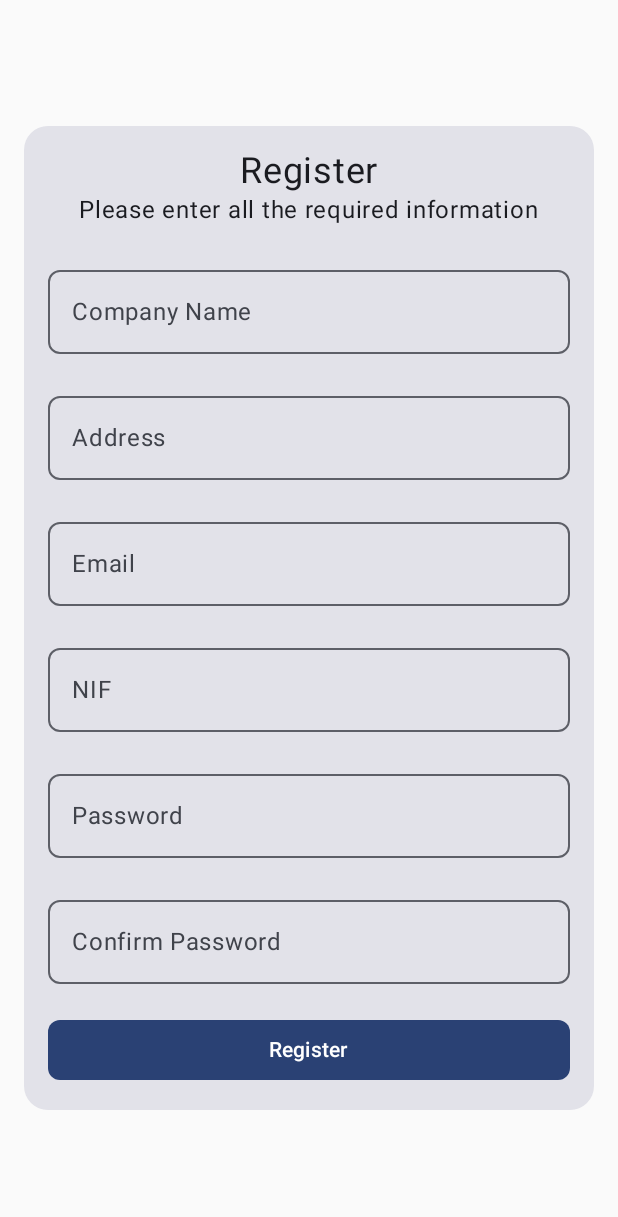
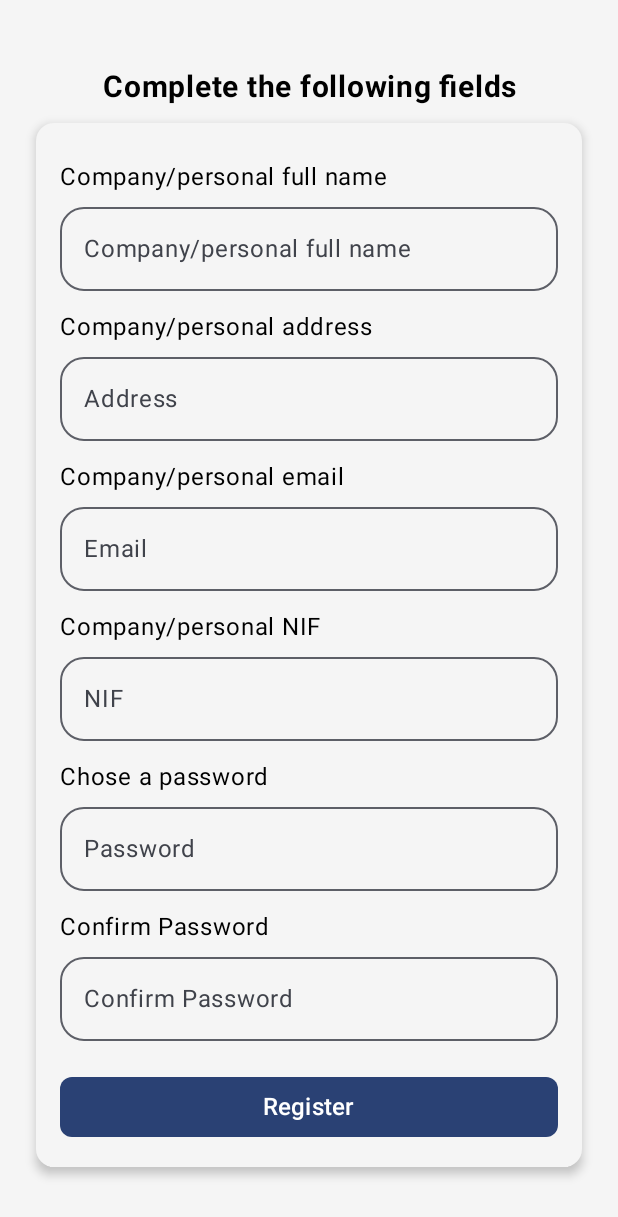
Before and after one commit to AlbaCastilla/Intermodular, an Android app built with Jetpack Compose: the Registro screen opened through its navigation route, on a phone screen of 412 x 824 dp. Shown: the top 1217 px of the screen. Run offline under Robolectric (Android 15) with nearby library versions, the phone set to English and light mode, and no system bars; our stand-ins replace livedata-compose.

Commit message:
Registro vista v2
Cambio del diseño de registro

```diff
--- a/app/src/main/java/com/example/intermodular/navigation/NavigationWrapper.kt
+++ b/app/src/main/java/com/example/intermodular/navigation/NavigationWrapper.kt
@@ -27,7 +27,7 @@ fun NavigationWrapper (navController: NavHostController) {
     val femitidasInfoViewModel: FEmitidasInfoViewModel = viewModel()
     val formularioFEViewModel: FormularioFEViewModel = viewModel()
 
-    NavHost(navController = navController, startDestination = AppScreens.FormularioFE.ruta) {
+    NavHost(navController = navController, startDestination = AppScreens.Registro.ruta) {
         composable(AppScreens.Home.ruta){
             Home(
                 viewModel = homeViewModel
--- a/app/src/main/java/com/example/intermodular/ui/screens/registro/Registro.kt
+++ b/app/src/main/java/com/example/intermodular/ui/screens/registro/Registro.kt
@@ -1,19 +1,41 @@
 package com.example.intermodular.ui.screens.registro
 
+import androidx.compose.foundation.background
 import androidx.compose.foundation.layout.*
+import androidx.compose.foundation.shape.CornerSize
 import androidx.compose.foundation.shape.RoundedCornerShape
 import androidx.compose.material.*
+import androidx.compose.material3.AlertDialogDefaults.containerColor
 import androidx.compose.material3.Button
 import androidx.compose.material3.Card
+import androidx.compose.material3.CardDefaults
+import androidx.compose.material3.MaterialTheme
 import androidx.compose.material3.OutlinedTextField
 import androidx.compose.material3.Text
 import androidx.compose.runtime.*
 import androidx.compose.ui.Alignment
 import androidx.compose.ui.Modifier
+import androidx.compose.ui.graphics.Color
+import androidx.compose.ui.text.font.FontWeight
 import androidx.compose.ui.text.input.PasswordVisualTransformation
+import androidx.compose.ui.text.style.TextAlign
 import androidx.compose.ui.unit.dp
 import androidx.compose.ui.unit.sp
 
+//@Composable
+//fun Registro(viewModel: RegistroViewModel) {
+//    var companyName by remember { mutableStateOf("") }
+//    var address by remember { mutableStateOf("") }
+//    var email by remember { mutableStateOf("") }
+//    var nif by remember { mutableStateOf("") }
+//    var password by remember { mutableStateOf("") }
+//    var confirmPassword by remember { mutableStateOf("") }
+//
+//    Box(
+//        modifier = Modifier.fillMaxSize(),
+//        contentAlignment = Alignment.Center
+//    ) {
+//        Card(
 @Composable
 fun Registro(viewModel: RegistroViewModel) {
     var companyName by remember { mutableStateOf("") }
@@ -24,67 +46,115 @@ fun Registro(viewModel: RegistroViewModel) {
     var confirmPassword by remember { mutableStateOf("") }
 
     Box(
-        modifier = Modifier.fillMaxSize(),
+        modifier = Modifier
+            .fillMaxSize()
+            .background(Color(0xFFF5F5F5)), // Fondo gris claro sutil
         contentAlignment = Alignment.Center
     ) {
-        Card(
-            modifier = Modifier.padding(16.dp),
-            shape = RoundedCornerShape(16.dp),
+        Column(
+            horizontalAlignment = Alignment.CenterHorizontally,
+            modifier = Modifier.padding(24.dp) // Más margen para un mejor centrado
+        ) {
+            Text(
+                text = "Complete the following fields",
+                fontSize = 20.sp,
+                fontWeight = FontWeight.Bold,
+                textAlign = TextAlign.Center,
+                color = Color.Black,
+                modifier = Modifier.padding(bottom = 12.dp) // Más separación con el formulario
+            )
 
-        ) {
+            Card(
+                modifier = Modifier
+                    .fillMaxWidth(),
+                shape = RoundedCornerShape(12.dp),
+                elevation = CardDefaults.elevatedCardElevation(4.dp), // Sombra sutil para resaltar el formulario
+                colors = CardDefaults.cardColors(containerColor = Color(0xFFF5F5F5))
+            ) {
             Column(
-                modifier = Modifier.padding(16.dp),
+                modifier = Modifier
+                    .padding(16.dp)
+                    .background(Color(0xFFF5F5F5)),
                 horizontalAlignment = Alignment.CenterHorizontally
             ) {
-                Text(text = "Register", fontSize = 24.sp)
-                Text(text = "Please enter all the required information", fontSize = 16.sp)
+//                Spacer(modifier = Modifier.height(8.dp))
+//                Text(
+//                    text = "Please complete the following fields on the invoice receiver's information",
+//                    fontSize = 12.sp,
+//                    textAlign = TextAlign.Center,
+//                    color = Color.Gray
+//                )
+                Spacer(modifier = Modifier.height(8.dp))
 
-                Spacer(modifier = Modifier.height(20.dp))
-
+                Text(
+                    text = "Company/personal full name",
+                    modifier = Modifier.fillMaxWidth(),
+                    textAlign = TextAlign.Start
+                )
                 OutlinedTextField(
                     value = companyName,
                     onValueChange = { companyName = it },
                     singleLine = true,
-                    label = { Text("Company Name") },
+                    label = { Text("Company/personal full name") },
                     modifier = Modifier.fillMaxWidth(),
-                    shape = RoundedCornerShape(8.dp)
+                    shape = with(MaterialTheme) { shapes.large.copy(all = CornerSize(16.dp)) }
                 )
 
-                Spacer(modifier = Modifier.height(20.dp))
+                Spacer(modifier = Modifier.height(12.dp))
 
+                Text(
+                    text = "Company/personal address",
+                    modifier = Modifier.fillMaxWidth(),
+                    textAlign = TextAlign.Start
+                )
                 OutlinedTextField(
                     value = address,
                     onValueChange = { address = it },
                     singleLine = true,
                     label = { Text("Address") },
                     modifier = Modifier.fillMaxWidth(),
-                    shape = RoundedCornerShape(8.dp)
+                    shape = with(MaterialTheme) { shapes.large.copy(all = CornerSize(16.dp)) }
                 )
 
-                Spacer(modifier = Modifier.height(20.dp))
+                Spacer(modifier = Modifier.height(12.dp))
 
+                Text(
+                    text = "Company/personal email",
+                    modifier = Modifier.fillMaxWidth(),
+                    textAlign = TextAlign.Start
+                )
                 OutlinedTextField(
                     value = email,
                     onValueChange = { email = it },
                     singleLine = true,
                     label = { Text("Email") },
                     modifier = Modifier.fillMaxWidth(),
-                    shape = RoundedCornerShape(8.dp)
+                    shape = with(MaterialTheme) { shapes.large.copy(all = CornerSize(16.dp)) }
                 )
 
-                Spacer(modifier = Modifier.height(20.dp))
+                Spacer(modifier = Modifier.height(12.dp))
 
+                Text(
+                    text = "Company/personal NIF",
+                    modifier = Modifier.fillMaxWidth(),
+                    textAlign = TextAlign.Start
+                )
                 OutlinedTextField(
                     value = nif,
                     onValueChange = { nif = it },
                     singleLine = true,
                     label = { Text("NIF") },
                     modifier = Modifier.fillMaxWidth(),
-                    shape = RoundedCornerShape(8.dp)
+                    shape = with(MaterialTheme) { shapes.large.copy(all = CornerSize(16.dp)) }
                 )
 
-                Spacer(modifier = Modifier.height(20.dp))
+                Spacer(modifier = Modifier.height(12.dp))
 
+                Text(
+                    text = "Chose a password",
+                    modifier = Modifier.fillMaxWidth(),
+                    textAlign = TextAlign.Start
+                )
                 OutlinedTextField(
                     value = password,
                     onValueChange = { password = it },
@@ -92,11 +162,16 @@ fun Registro(viewModel: RegistroViewModel) {
                     label = { Text("Password") },
                     visualTransformation = PasswordVisualTransformation(),
                     modifier = Modifier.fillMaxWidth(),
-                    shape = RoundedCornerShape(8.dp)
+                    shape = with(MaterialTheme) { shapes.large.copy(all = CornerSize(16.dp)) }
                 )
 
-                Spacer(modifier = Modifier.height(20.dp))
+                Spacer(modifier = Modifier.height(12.dp))
 
+                Text(
+                    text = "Confirm Password",
+                    modifier = Modifier.fillMaxWidth(),
+                    textAlign = TextAlign.Start
+                )
                 OutlinedTextField(
                     value = confirmPassword,
                     onValueChange = { confirmPassword = it },
@@ -104,19 +179,20 @@ fun Registro(viewModel: RegistroViewModel) {
                     label = { Text("Confirm Password") },
                     visualTransformation = PasswordVisualTransformation(),
                     modifier = Modifier.fillMaxWidth(),
-                    shape = RoundedCornerShape(8.dp)
+                    shape = with(MaterialTheme) { shapes.large.copy(all = CornerSize(16.dp)) }
                 )
 
                 Spacer(modifier = Modifier.height(20.dp))
 
                 Button(
-                    onClick = {/*todo*/},
+                    onClick = {/*todo*/ },
                     modifier = Modifier.fillMaxWidth(),
                     shape = RoundedCornerShape(8.dp)
                 ) {
-                    Text("Register")
+                    Text(
+                        text = "Register",
+                        fontSize = 16.sp,
+                    )
                 }
             }
-        }
-    }
-}
+        }}}}
```
